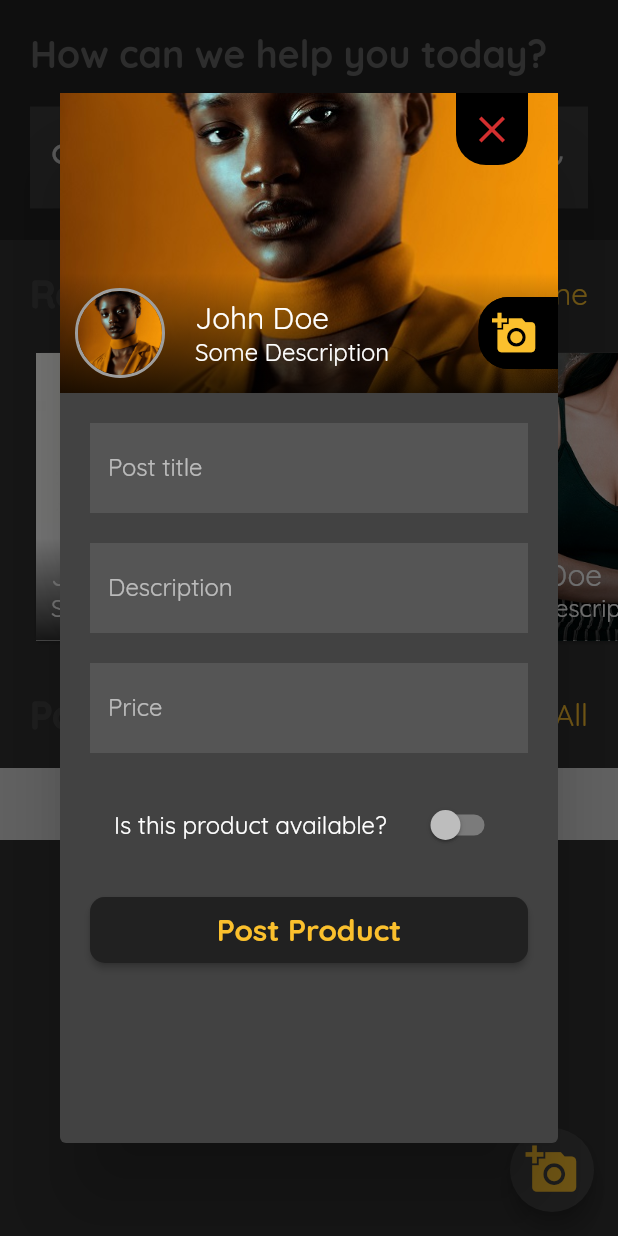
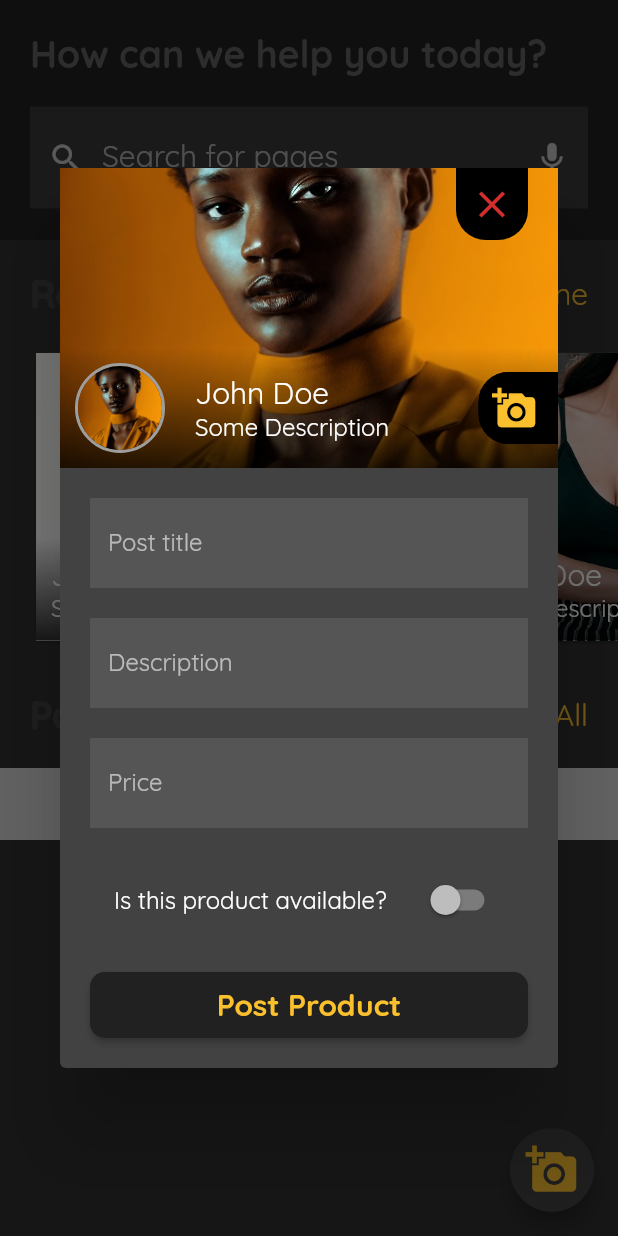
Before and after one commit to chrisoftech/fashion-connect-pro, a Flutter app: the HomePage screen opened by its route, after a tap on the "add a photo" icon, on a phone screen of 412 x 824 dp. Run offline on Flutter 3.47's test engine with Material 2 defaults, Android fonts, the phone set to English and light mode, and no system bars; our stand-ins replace bloc, cloud_firestore, equatable, firebase_auth, flutter_bloc, shared_preferences; accounts and stored records are empty; statements that could not run were skipped.

Commit message:
Fixed hasProfile is null on first run error, Updated the height of post_form dialog to 600

```diff
--- a/lib/repositories/profile_repository.dart
+++ b/lib/repositories/profile_repository.dart
@@ -20,7 +20,7 @@ class ProfileRepository {
   Future<bool> hasProfile() async {
     SharedPreferences pref = await SharedPreferences.getInstance();
 
-    if (pref.getBool('has_profile')) return true;
+    if (pref.getBool('has_profile') ?? false) return true;
 
     return false;
   }
--- a/lib/widgets/post/post_form.dart
+++ b/lib/widgets/post/post_form.dart
@@ -248,7 +248,7 @@ class _PostFormState extends State<PostForm> {
           FocusScope.of(context).requestFocus(FocusNode());
         },
         child: Container(
-          height: 700.0,
+          height: 600.0,
           child: CustomScrollView(
             slivers: <Widget>[
               SliverAppBar(
```
